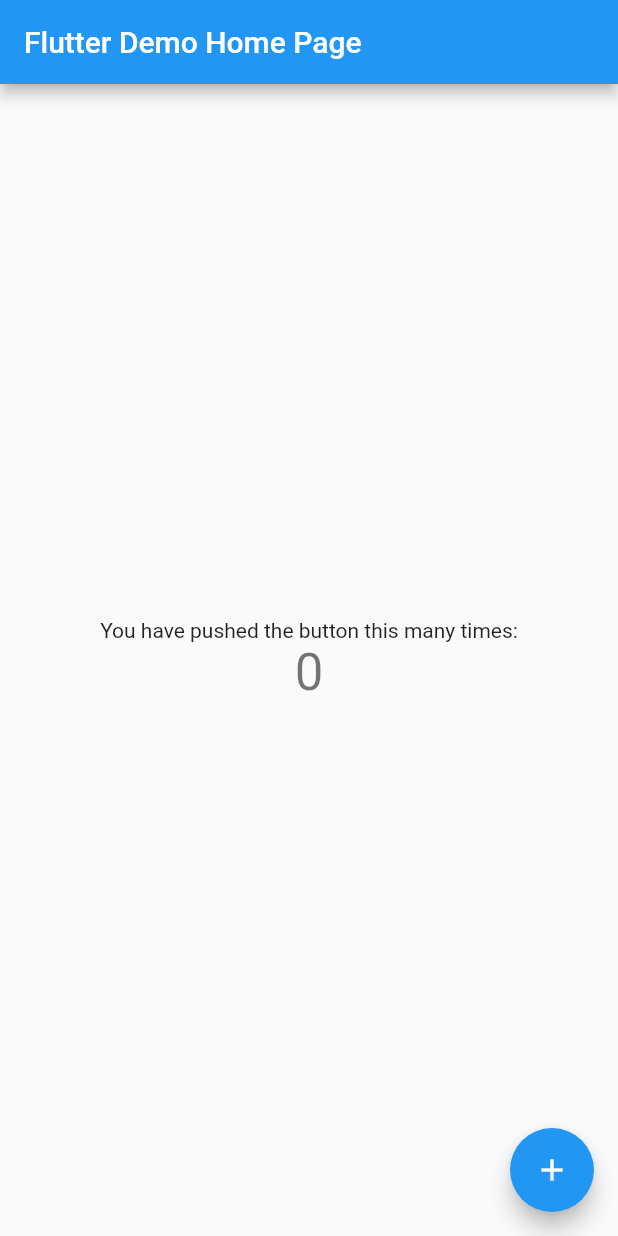
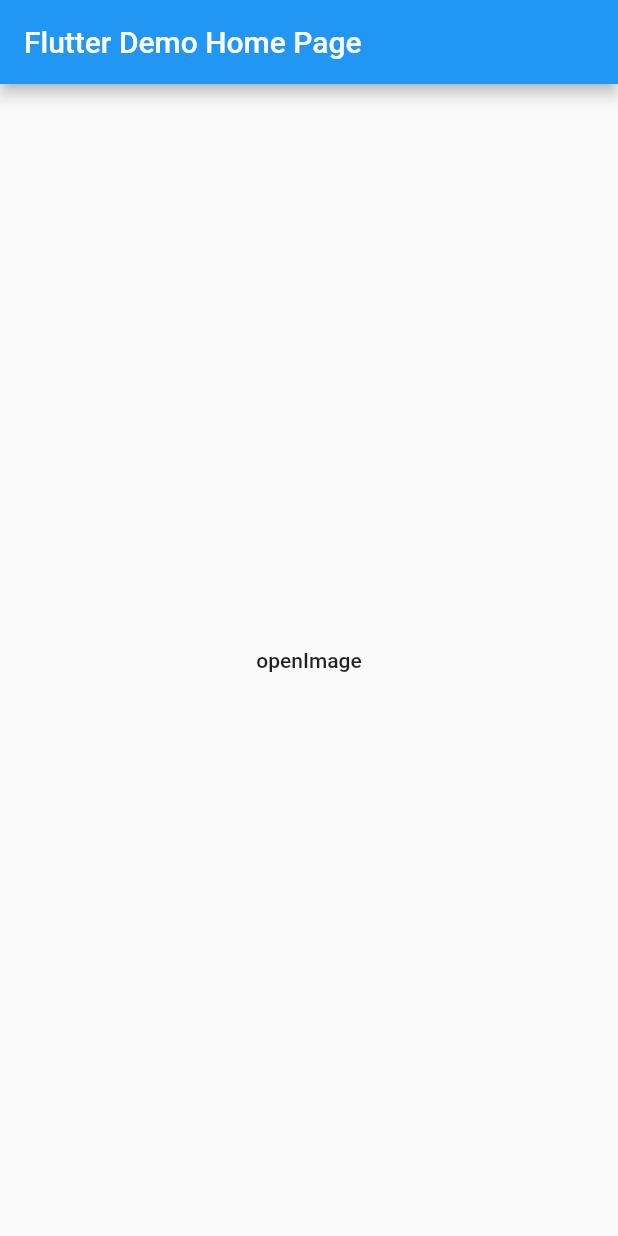
Before and after one commit to xia-weiyang/image_preview, a Flutter app: the screen it shows after launch, on a phone screen of 412 x 824 dp. Run offline on Flutter 3.47's test engine with Material 2 defaults, Android fonts, the phone set to English and light mode, and no system bars; our stand-ins replace cached_network_image, photo_view.

Commit message:
open single image

```diff
--- a/pubspec.yaml
+++ b/pubspec.yaml
@@ -1,7 +1,7 @@
 name: image_preview
 description: A new Flutter package project.
 version: 0.0.1
-author:
+author: xia-weiyang
 homepage:
 
 environment:
@@ -10,6 +10,8 @@ environment:
 dependencies:
   flutter:
     sdk: flutter
+  cached_network_image: ^0.8.0
+  photo_view: ^0.3.3
 
 dev_dependencies:
   flutter_test:
--- a/sample/lib/main.dart
+++ b/sample/lib/main.dart
@@ -1,4 +1,5 @@
 import 'package:flutter/material.dart';
+import 'package:image_preview/image_preview.dart';
 
 void main() => runApp(MyApp());
 
@@ -44,19 +45,6 @@ class MyHomePage extends StatefulWidget {
 }
 
 class _MyHomePageState extends State<MyHomePage> {
-  int _counter = 0;
-
-  void _incrementCounter() {
-    setState(() {
-      // This call to setState tells the Flutter framework that something has
-      // changed in this State, which causes it to rerun the build method below
-      // so that the display can reflect the updated values. If we changed
-      // _counter without calling setState(), then the build method would not be
-      // called again, and so nothing would appear to happen.
-      _counter++;
-    });
-  }
-
   @override
   Widget build(BuildContext context) {
     // This method is rerun every time setState is called, for instance as done
@@ -91,21 +79,19 @@ class _MyHomePageState extends State<MyHomePage> {
           // horizontal).
           mainAxisAlignment: MainAxisAlignment.center,
           children: <Widget>[
-            Text(
-              'You have pushed the button this many times:',
-            ),
-            Text(
-              '$_counter',
-              style: Theme.of(context).textTheme.display1,
+            Hero(
+              child: FlatButton(
+                onPressed: () {
+                  openImagePage(context,
+                      'http://upload.wikimedia.org/wikipedia/commons/3/33/Physical_Political_World_Map.jpg');
+                },
+                child: Text('openImage'),
+              ),
+              tag: 'test',
             ),
           ],
         ),
       ),
-      floatingActionButton: FloatingActionButton(
-        onPressed: _incrementCounter,
-        tooltip: 'Increment',
-        child: Icon(Icons.add),
-      ), // This trailing comma makes auto-formatting nicer for build methods.
     );
   }
 }
--- a/sample/pubspec.yaml
+++ b/sample/pubspec.yaml
@@ -19,6 +19,8 @@ environment:
 dependencies:
   flutter:
     sdk: flutter
+  image_preview:
+    path: ../
 
   # The following adds the Cupertino Icons font to your application.
   # Use with the CupertinoIcons class for iOS style icons.
```
Also changed, not shown: lib/image_page.dart (added, +39 -0 lines), lib/image_preview.dart (+12 -4 lines), lib/image_view.dart (added, +54 -0 lines), pubspec.lock, sample/pubspec.lock, 5 other files.
